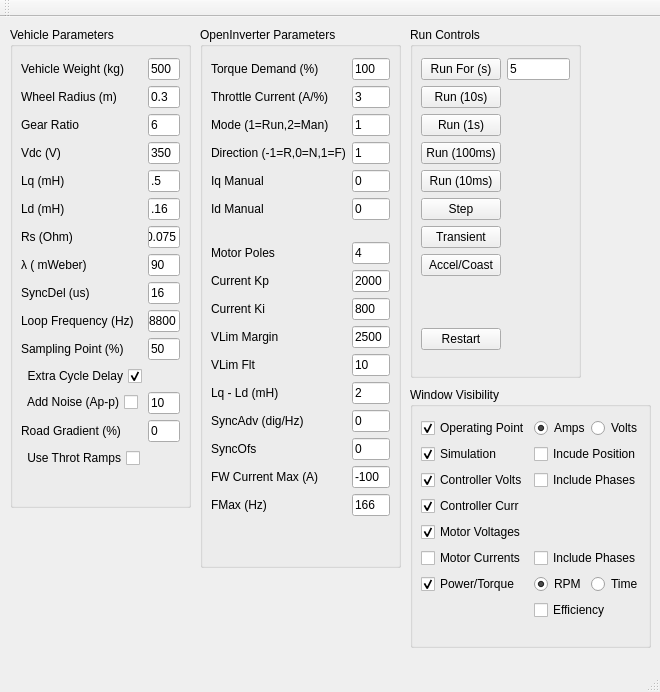
This is IPMMotorSim/mainwindow.ui in Pete9008/IPMMotorSim as Qt 5 draws it before an edit. The edited form follows.
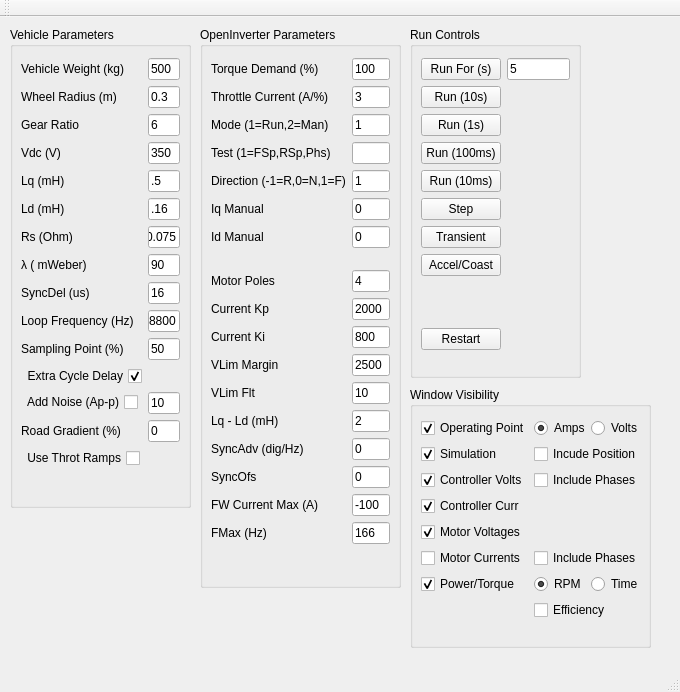
This is the edited form.

Commit message: Initial changes to support manual test mode

The edit to the form file:
```diff
--- a/IPMMotorSim/mainwindow.ui
+++ b/IPMMotorSim/mainwindow.ui
@@ -6,7 +6,7 @@
    <rect>
     <x>0</x>
     <y>0</y>
-    <width>660</width>
+    <width>680</width>
     <height>692</height>
    </rect>
   </property>
@@ -412,7 +412,7 @@
       <x>200</x>
       <y>10</y>
       <width>201</width>
-      <height>541</height>
+      <height>561</height>
      </rect>
     </property>
     <property name="title">
@@ -424,7 +424,7 @@
        <x>0</x>
        <y>20</y>
        <width>201</width>
-       <height>521</height>
+       <height>539</height>
       </rect>
      </property>
      <layout class="QFormLayout" name="formLayout_4">
@@ -479,14 +479,14 @@
         </property>
        </widget>
       </item>
-      <item row="3" column="0">
+      <item row="4" column="0">
        <widget class="QLabel" name="labelDir">
         <property name="text">
          <string>Direction (-1=R,0=N,1=F)</string>
         </property>
        </widget>
       </item>
-      <item row="3" column="1">
+      <item row="4" column="1">
        <widget class="QLineEdit" name="direction">
         <property name="enabled">
          <bool>true</bool>
@@ -496,14 +496,14 @@
         </property>
        </widget>
       </item>
-      <item row="4" column="0">
+      <item row="5" column="0">
        <widget class="QLabel" name="labelIqManual">
         <property name="text">
          <string>Iq Manual</string>
         </property>
        </widget>
       </item>
-      <item row="4" column="1">
+      <item row="5" column="1">
        <widget class="QLineEdit" name="IqManual">
         <property name="enabled">
          <bool>true</bool>
@@ -513,14 +513,14 @@
         </property>
        </widget>
       </item>
-      <item row="5" column="0">
+      <item row="6" column="0">
        <widget class="QLabel" name="labelIdManual">
         <property name="text">
          <string>Id Manual</string>
         </property>
        </widget>
       </item>
-      <item row="5" column="1">
+      <item row="6" column="1">
        <widget class="QLineEdit" name="IdManual">
         <property name="enabled">
          <bool>true</bool>
@@ -530,7 +530,7 @@
         </property>
        </widget>
       </item>
-      <item row="6" column="0">
+      <item row="7" column="0">
        <spacer name="horizontalSpacer_2">
         <property name="orientation">
          <enum>Qt::Horizontal</enum>
@@ -543,14 +543,14 @@
         </property>
        </spacer>
       </item>
-      <item row="7" column="0">
+      <item row="8" column="0">
        <widget class="QLabel" name="labelPoles">
         <property name="text">
          <string>Motor Poles</string>
         </property>
        </widget>
       </item>
-      <item row="7" column="1">
+      <item row="8" column="1">
        <widget class="QLineEdit" name="Poles">
         <property name="enabled">
          <bool>true</bool>
@@ -560,14 +560,14 @@
         </property>
        </widget>
       </item>
-      <item row="8" column="0">
+      <item row="9" column="0">
        <widget class="QLabel" name="labelCurKp">
         <property name="text">
          <string>Current Kp</string>
         </property>
        </widget>
       </item>
-      <item row="8" column="1">
+      <item row="9" column="1">
        <widget class="QLineEdit" name="CurrentKp">
         <property name="enabled">
          <bool>true</bool>
@@ -577,14 +577,14 @@
         </property>
        </widget>
       </item>
-      <item row="9" column="0">
+      <item row="10" column="0">
        <widget class="QLabel" name="labelCurKi">
         <property name="text">
          <string>Current Ki</string>
         </property>
        </widget>
       </item>
-      <item row="9" column="1">
+      <item row="10" column="1">
        <widget class="QLineEdit" name="CurrentKi">
         <property name="enabled">
          <bool>true</bool>
@@ -594,14 +594,14 @@
         </property>
        </widget>
       </item>
-      <item row="10" column="0">
+      <item row="11" column="0">
        <widget class="QLabel" name="labelVLimMargin">
         <property name="text">
          <string>VLim Margin</string>
         </property>
        </widget>
       </item>
-      <item row="10" column="1">
+      <item row="11" column="1">
        <widget class="QLineEdit" name="VLimMargin">
         <property name="enabled">
          <bool>true</bool>
@@ -611,14 +611,14 @@
         </property>
        </widget>
       </item>
-      <item row="11" column="0">
+      <item row="12" column="0">
        <widget class="QLabel" name="labelVLimFlt">
         <property name="text">
          <string>VLim Flt</string>
         </property>
        </widget>
       </item>
-      <item row="11" column="1">
+      <item row="12" column="1">
        <widget class="QLineEdit" name="VLimFlt">
         <property name="enabled">
          <bool>true</bool>
@@ -628,14 +628,14 @@
         </property>
        </widget>
       </item>
-      <item row="12" column="0">
+      <item row="13" column="0">
        <widget class="QLabel" name="labelLqMinusLd">
         <property name="text">
          <string>Lq - Ld (mH)</string>
         </property>
        </widget>
       </item>
-      <item row="12" column="1">
+      <item row="13" column="1">
        <widget class="QLineEdit" name="LqMinusLd">
         <property name="enabled">
          <bool>true</bool>
@@ -645,14 +645,14 @@
         </property>
        </widget>
       </item>
-      <item row="13" column="0">
+      <item row="14" column="0">
        <widget class="QLabel" name="labelSyncAdv">
         <property name="text">
          <string>SyncAdv (dig/Hz)</string>
         </property>
        </widget>
       </item>
-      <item row="13" column="1">
+      <item row="14" column="1">
        <widget class="QLineEdit" name="SyncAdv">
         <property name="enabled">
          <bool>true</bool>
@@ -662,14 +662,14 @@
         </property>
        </widget>
       </item>
-      <item row="14" column="0">
+      <item row="15" column="0">
        <widget class="QLabel" name="labelSyncOfs">
         <property name="text">
          <string>SyncOfs</string>
         </property>
        </widget>
       </item>
-      <item row="14" column="1">
+      <item row="15" column="1">
        <widget class="QLineEdit" name="SyncOfs">
         <property name="enabled">
          <bool>true</bool>
@@ -679,14 +679,14 @@
         </property>
        </widget>
       </item>
-      <item row="15" column="0">
+      <item row="16" column="0">
        <widget class="QLabel" name="labelFWCurrMax">
         <property name="text">
          <string>FW Current Max (A)</string>
         </property>
        </widget>
       </item>
-      <item row="15" column="1">
+      <item row="16" column="1">
        <widget class="QLineEdit" name="FWCurrMax">
         <property name="enabled">
          <bool>true</bool>
@@ -696,14 +696,14 @@
         </property>
        </widget>
       </item>
-      <item row="16" column="0">
+      <item row="17" column="0">
        <widget class="QLabel" name="labelFMax">
         <property name="text">
          <string>FMax (Hz)</string>
         </property>
        </widget>
       </item>
-      <item row="16" column="1">
+      <item row="17" column="1">
        <widget class="QLineEdit" name="FreqMax">
         <property name="enabled">
          <bool>true</bool>
@@ -713,6 +713,23 @@
         </property>
        </widget>
       </item>
+      <item row="3" column="1">
+       <widget class="QLineEdit" name="testMode">
+        <property name="enabled">
+         <bool>true</bool>
+        </property>
+        <property name="text">
+         <string/>
+        </property>
+       </widget>
+      </item>
+      <item row="3" column="0">
+       <widget class="QLabel" name="labelTestMode">
+        <property name="text">
+         <string>Test (1=FSp,RSp,Phs)</string>
+        </property>
+       </widget>
+      </item>
      </layout>
     </widget>
    </widget>
```
Left out of the diff: 2 changed lines with no effect on the pictures. The commit also changes 4 other files.
